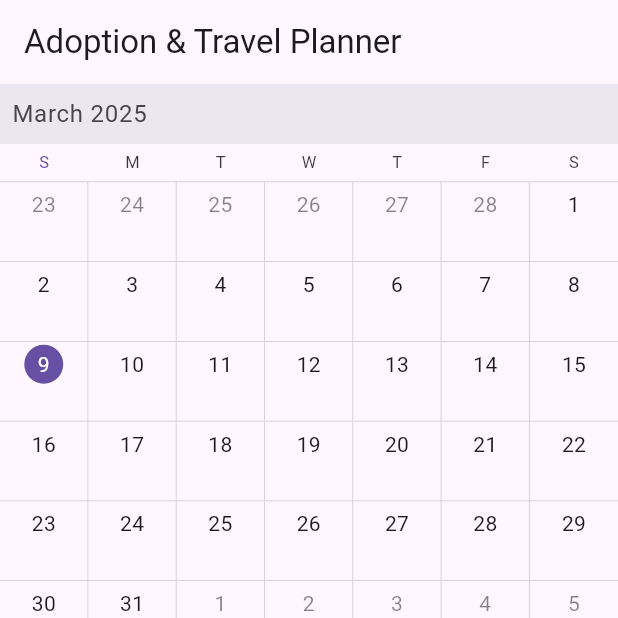
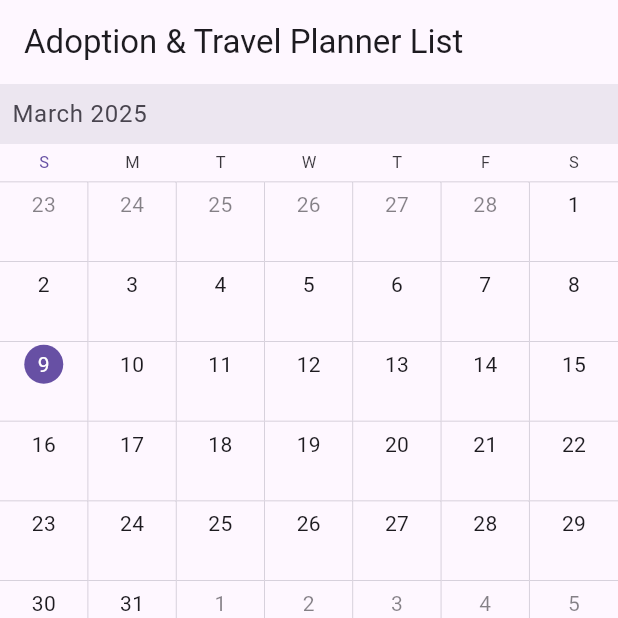
Before and after one commit to Mack-ux/plan_manager-app, a Flutter app: the screen it shows after launch, on a phone screen of 412 x 824 dp, the top half of it. Run offline on Flutter 3.47's test engine with Material 3 defaults, Android fonts, the phone set to English and light mode, and no system bars; drawn by our look-alikes of syncfusion_flutter_calendar; our stand-ins replace flutter_slidable; missing offline and left inert: flutter_draggable_gridview.

```diff
--- a/lib/main.dart
+++ b/lib/main.dart
@@ -133,7 +133,7 @@ class _PlanManagerScreenState extends State<PlanManagerScreen> {
   @override
   Widget build(BuildContext context) {
     return Scaffold(
-      appBar: AppBar(title: Text('Adoption & Travel Planner')),
+      appBar: AppBar(title: Text('Adoption & Travel Planner List')),
       body: Column(
         children: [
           Expanded(
```
